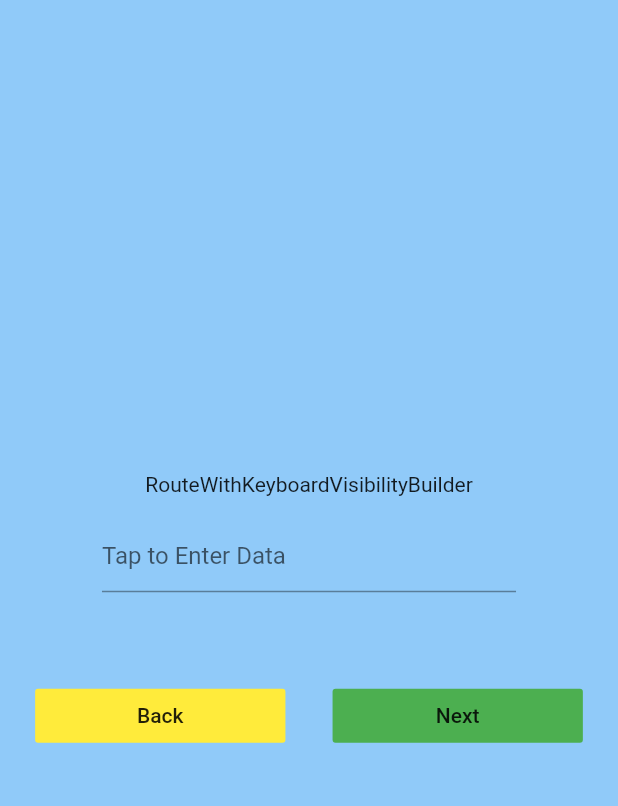
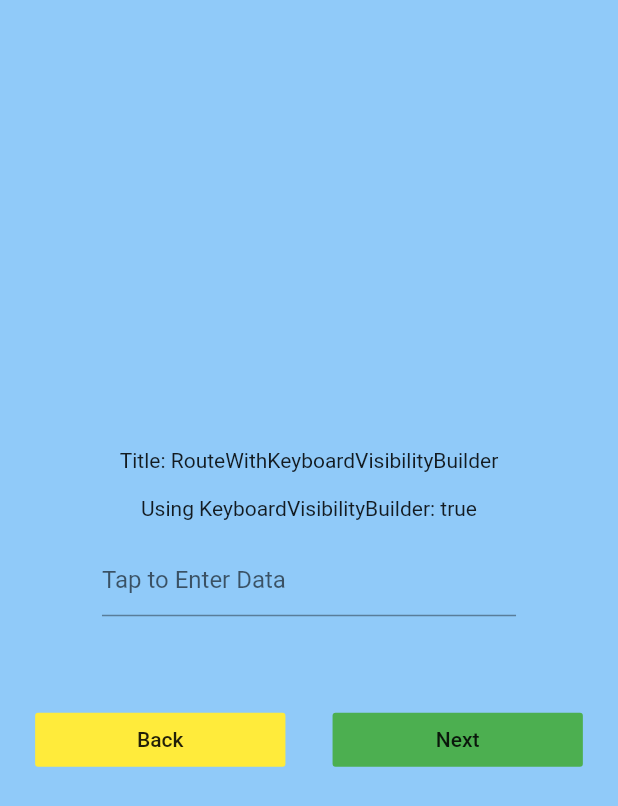
Before and after one commit to ajaygautam/flutter_repro_keyboard_dismiss_issue, a Flutter app: the screen it shows after launch, after a tap on "Load Next", on a phone screen of 412 x 824 dp. Shown: the top 806 px of the screen. Run offline on Flutter 3.47's test engine with Material 2 defaults, Android fonts, the phone set to English and light mode, and no system bars; our stand-ins replace flutter_keyboard_visibility; missing offline and left inert: keyboard_visibility.

Commit message:
add-flag-to-ui

```diff
--- a/lib/main.dart
+++ b/lib/main.dart
@@ -4,7 +4,7 @@ import 'package:keyboard_visibility/keyboard_visibility.dart';
 
 void main() => runApp(MyApp());
 
-bool switchToKeyboardVisibility = true;
+bool switchToKeyboardVisibility = false;
 
 class MyApp extends StatelessWidget {
   @override
@@ -77,7 +77,9 @@ class _RouteWithKeyboardVisibilityBuilderState extends State<RouteWithKeyboardVi
                     crossAxisAlignment: CrossAxisAlignment.center,
                     mainAxisAlignment: MainAxisAlignment.center,
                     children: [
-                  Text(widget.title),
+                  Text("Title: ${widget.title}"),
+                  SizedBox(height: 16),
+                  Text("Using KeyboardVisibilityBuilder: ${!switchToKeyboardVisibility}"),
                   SizedBox(height: 16),
                   WidgetWithTextEdit(),
                   SizedBox(height: 16),
```
Also changed, not shown: 1 other file.
